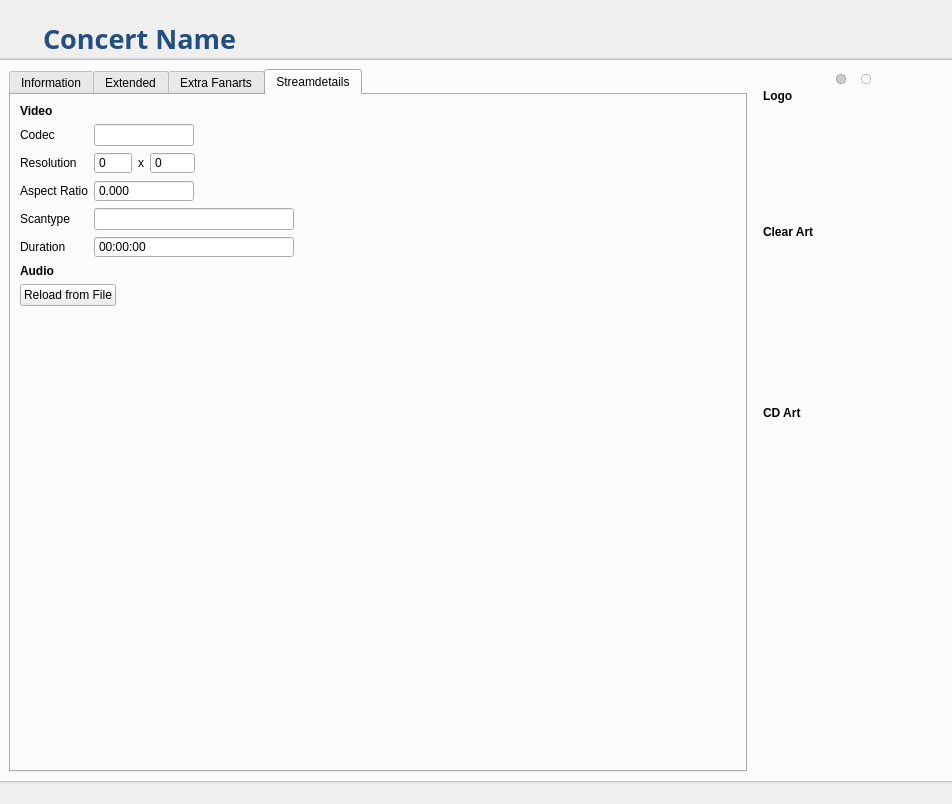
First picture: the form in concerts/ConcertWidget.ui, repository Komet/MediaElch, before the edit.
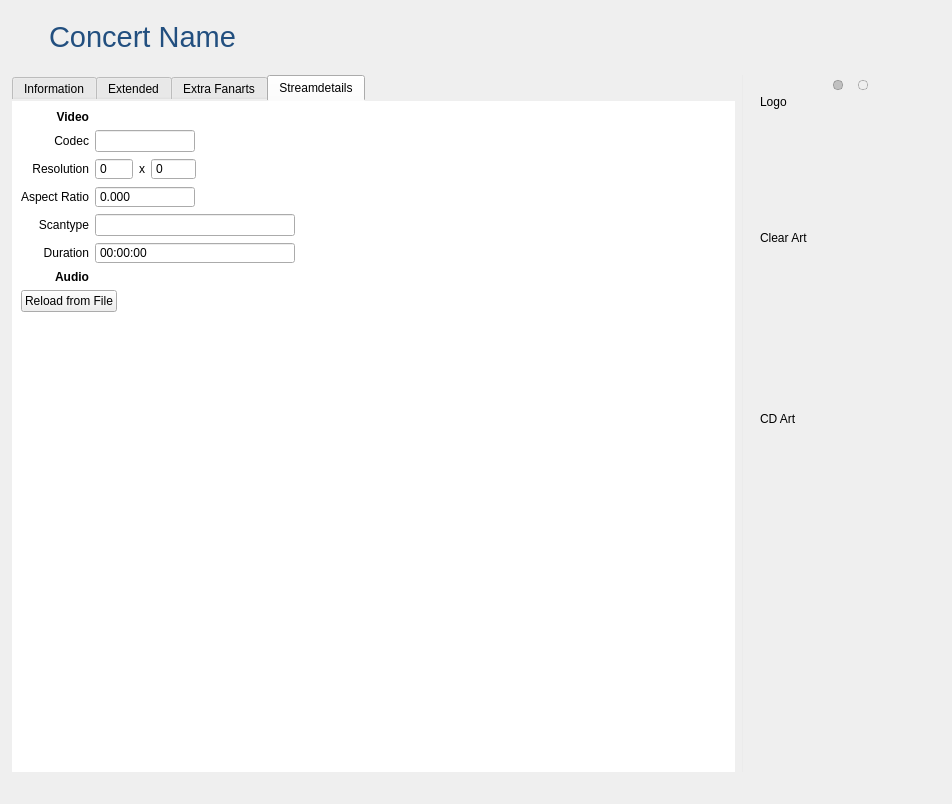
Second picture: the form after the edit. The open tabs and pages were chosen to show the change. Icons and pictures are not drawn. Custom widgets are drawn as their Qt base class.

Commit message: Completed layout changes

```diff
--- a/concerts/ConcertWidget.ui
+++ b/concerts/ConcertWidget.ui
@@ -13,10 +13,17 @@
   <property name="windowTitle">
    <string>Form</string>
   </property>
-  <layout class="QVBoxLayout" name="verticalLayout" stretch="0,0,1,0">
-   <property name="spacing">
-    <number>0</number>
-   </property>
+  <property name="styleSheet">
+   <string notr="true">#tabWidget {
+	border: 0;
+}
+
+#tab, #tab_2, #tab_3, #tab_4 {
+	background-color: #ffffff;
+}
+</string>
+  </property>
+  <layout class="QVBoxLayout" name="verticalLayout" stretch="0,1">
    <property name="leftMargin">
     <number>0</number>
    </property>
@@ -77,10 +84,8 @@
       <widget class="QLabel" name="concertName">
        <property name="font">
         <font>
-         <family>Pathway Gothic One</family>
-         <pointsize>20</pointsize>
-         <weight>75</weight>
-         <bold>true</bold>
+         <family>Helvetica Neue</family>
+         <pointsize>22</pointsize>
         </font>
        </property>
        <property name="styleSheet">
@@ -113,42 +118,19 @@
      </item>
     </layout>
    </item>
-   <item>
-    <widget class="QWidget" name="widget_2" native="true">
-     <property name="minimumSize">
-      <size>
-       <width>0</width>
-       <height>3</height>
-      </size>
-     </property>
-     <property name="maximumSize">
-      <size>
-       <width>16777215</width>
-       <height>3</height>
-      </size>
-     </property>
-     <property name="styleSheet">
-      <string notr="true">background-color: qlineargradient(spread:pad, x1:1, y1:1, x2:1, y2:0, stop:0 rgba(100, 100, 100, 255), stop:0.2 rgba(100, 100, 100, 50), stop:1 rgba(255, 255, 255, 0));
-</string>
-     </property>
-    </widget>
-   </item>
    <item>
     <widget class="QGroupBox" name="groupBox_3">
-     <property name="autoFillBackground">
-      <bool>false</bool>
-     </property>
      <property name="styleSheet">
       <string notr="true">QGroupBox {
 	border-radius: 0;
-	background-color: rgba(255, 255, 255, 200);
+	background-color: transparent;
 }
 </string>
      </property>
      <property name="title">
       <string/>
      </property>
-     <layout class="QHBoxLayout" name="horizontalLayout_2" stretch="1,0">
+     <layout class="QHBoxLayout" name="horizontalLayout_2" stretch="1,0,0">
       <item>
        <widget class="QTabWidget" name="tabWidget">
         <property name="currentIndex">
@@ -445,6 +427,9 @@
               <property name="text">
                <string>Aspect Ratio</string>
               </property>
+              <property name="alignment">
+               <set>Qt::AlignRight|Qt::AlignTrailing|Qt::AlignVCenter</set>
+              </property>
              </widget>
             </item>
             <item row="4" column="0">
@@ -452,6 +437,9 @@
               <property name="text">
                <string>Scantype</string>
               </property>
+              <property name="alignment">
+               <set>Qt::AlignRight|Qt::AlignTrailing|Qt::AlignVCenter</set>
+              </property>
              </widget>
             </item>
             <item row="1" column="1">
@@ -469,6 +457,9 @@
               <property name="text">
                <string>Resolution</string>
               </property>
+              <property name="alignment">
+               <set>Qt::AlignRight|Qt::AlignTrailing|Qt::AlignVCenter</set>
+              </property>
              </widget>
             </item>
             <item row="1" column="0">
@@ -476,6 +467,9 @@
               <property name="text">
                <string>Codec</string>
               </property>
+              <property name="alignment">
+               <set>Qt::AlignRight|Qt::AlignTrailing|Qt::AlignVCenter</set>
+              </property>
              </widget>
             </item>
             <item row="3" column="1">
@@ -549,6 +543,9 @@
               <property name="text">
                <string>Audio</string>
               </property>
+              <property name="alignment">
+               <set>Qt::AlignRight|Qt::AlignTrailing|Qt::AlignVCenter</set>
+              </property>
              </widget>
             </item>
             <item row="0" column="0">
@@ -562,6 +559,9 @@
               <property name="text">
                <string>Video</string>
               </property>
+              <property name="alignment">
+               <set>Qt::AlignRight|Qt::AlignTrailing|Qt::AlignVCenter</set>
+              </property>
              </widget>
             </item>
             <item row="4" column="1">
@@ -579,6 +579,9 @@
               <property name="text">
                <string>Duration</string>
               </property>
+              <property name="alignment">
+               <set>Qt::AlignRight|Qt::AlignTrailing|Qt::AlignVCenter</set>
+              </property>
              </widget>
             </item>
             <item row="5" column="1">
@@ -644,6 +647,25 @@
         </widget>
        </widget>
       </item>
+      <item>
+       <widget class="Line" name="line">
+        <property name="styleSheet">
+         <string notr="true">color: #ebebeb;</string>
+        </property>
+        <property name="frameShadow">
+         <enum>QFrame::Plain</enum>
+        </property>
+        <property name="lineWidth">
+         <number>1</number>
+        </property>
+        <property name="midLineWidth">
+         <number>0</number>
+        </property>
+        <property name="orientation">
+         <enum>Qt::Vertical</enum>
+        </property>
+       </widget>
+      </item>
       <item>
        <layout class="QVBoxLayout" name="verticalLayout_4" stretch="0,1">
         <property name="spacing">
@@ -901,12 +923,6 @@
             </property>
             <item>
              <widget class="QLabel" name="labelLogo">
-              <property name="font">
-               <font>
-                <weight>75</weight>
-                <bold>true</bold>
-               </font>
-              </property>
               <property name="text">
                <string>Logo</string>
               </property>
@@ -951,12 +967,6 @@
             </item>
             <item>
              <widget class="QLabel" name="labelClearArt">
-              <property name="font">
-               <font>
-                <weight>75</weight>
-                <bold>true</bold>
-               </font>
-              </property>
               <property name="text">
                <string>Clear Art</string>
               </property>
@@ -1001,12 +1011,6 @@
             </item>
             <item>
              <widget class="QLabel" name="labelDiscArt">
-              <property name="font">
-               <font>
-                <weight>75</weight>
-                <bold>true</bold>
-               </font>
-              </property>
               <property name="text">
                <string>CD Art</string>
               </property>
@@ -1071,26 +1075,6 @@
      </layout>
     </widget>
    </item>
-   <item>
-    <widget class="QWidget" name="widget_3" native="true">
-     <property name="minimumSize">
-      <size>
-       <width>0</width>
-       <height>3</height>
-      </size>
-     </property>
-     <property name="maximumSize">
-      <size>
-       <width>16777215</width>
-       <height>3</height>
-      </size>
-     </property>
-     <property name="styleSheet">
-      <string notr="true">background-color: qlineargradient(spread:pad, x1:1, y1:0, x2:1, y2:1, stop:0 rgba(100, 100, 100, 255), stop:0.2 rgba(100, 100, 100, 50), stop:1 rgba(255, 255, 255, 0));
-</string>
-     </property>
-    </widget>
-   </item>
   </layout>
  </widget>
  <customwidgets>
```
Left out of the diff: 89 changed lines with no effect on the pictures. The commit also changes 32 other files.
